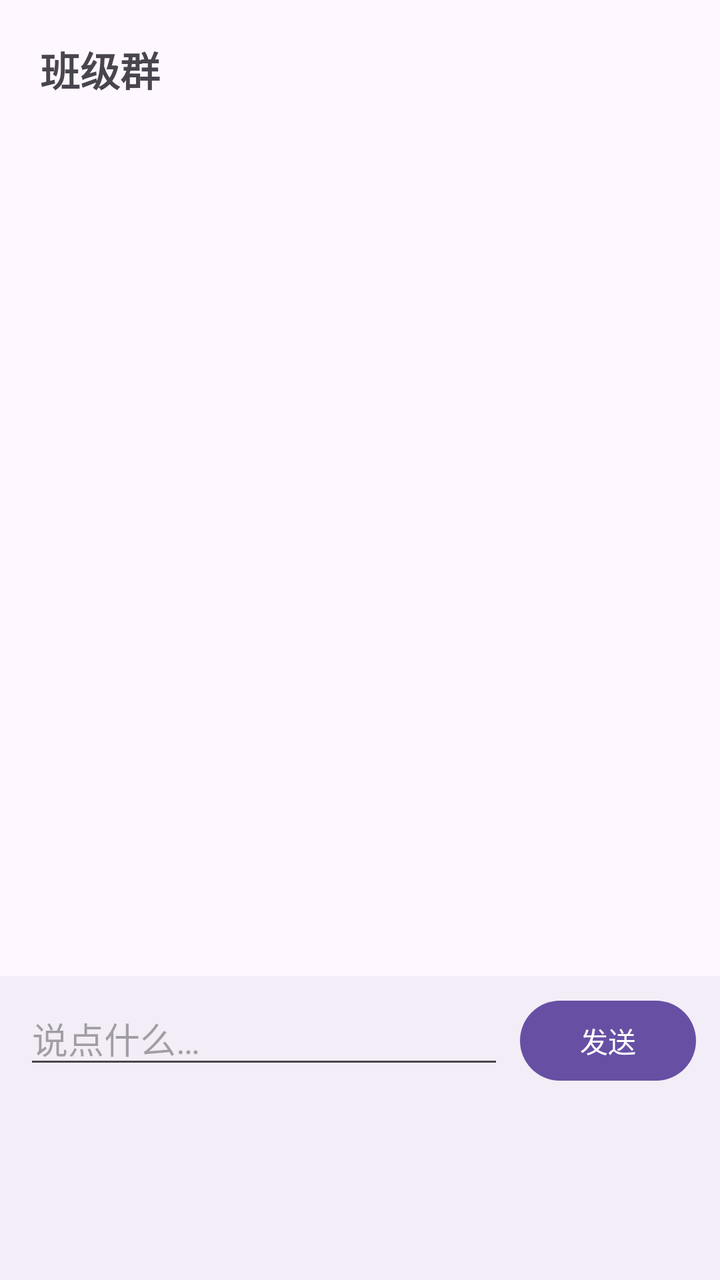
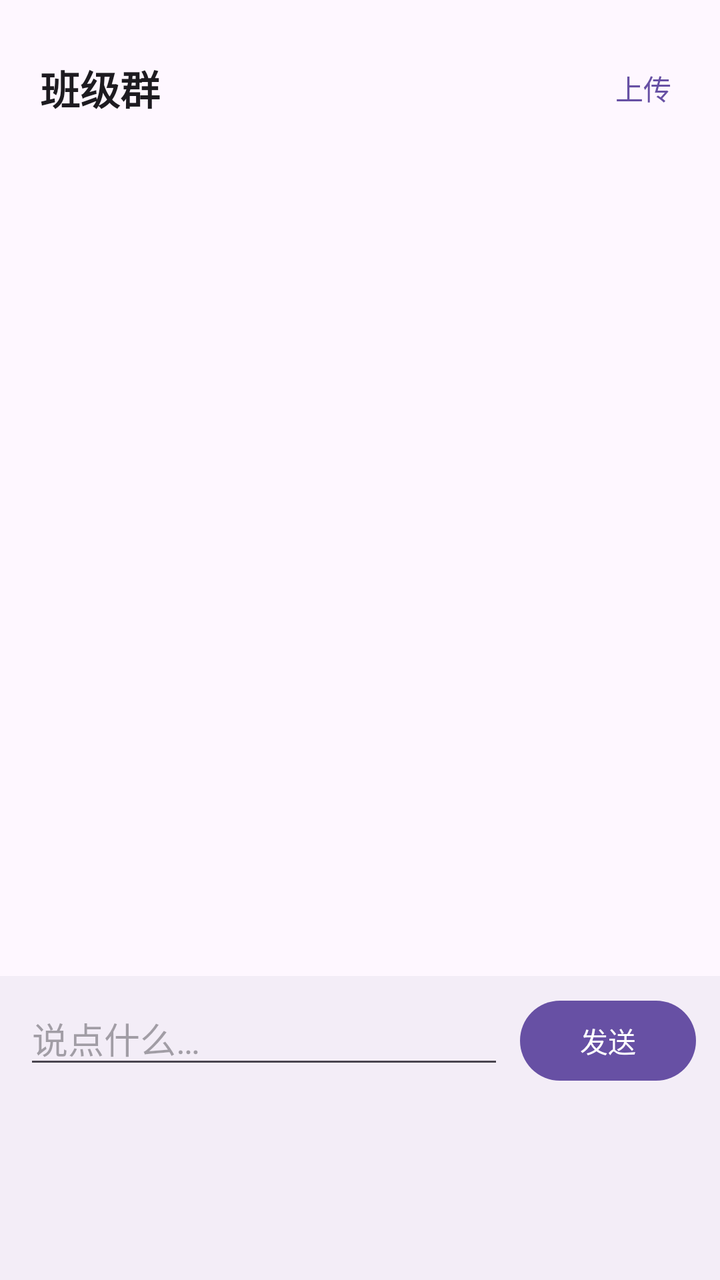

Two renders of the same Android screen: before a commit and after it. Below are the layout's source before the change and the commit's diff.
<!-- AndroidManifest.xml: application theme Theme.Keyou -->
<!-- res/layout/page_chat.xml -->
<?xml version="1.0" encoding="utf-8"?>
<LinearLayout xmlns:android="http://schemas.android.com/apk/res/android"
    android:layout_width="match_parent"
    android:layout_height="match_parent"
    android:orientation="vertical">

    <LinearLayout
        android:layout_width="match_parent"
        android:layout_height="wrap_content"
        android:orientation="vertical"
        android:paddingHorizontal="20dp"
        android:paddingTop="20dp"
        android:paddingBottom="8dp">

        <TextView
            android:layout_width="wrap_content"
            android:layout_height="wrap_content"
            android:text="@string/chat_title"
            android:textSize="20sp"
            android:textStyle="bold" />

    </LinearLayout>

    <androidx.recyclerview.widget.RecyclerView
        android:id="@+id/rv_messages"
        android:layout_width="match_parent"
        android:layout_height="0dp"
        android:layout_weight="1"
        android:clipToPadding="false"
        android:padding="16dp" />

    
    <LinearLayout
        android:layout_width="match_parent"
        android:layout_height="wrap_content"
        android:orientation="horizontal"
        android:paddingHorizontal="12dp"
        android:paddingTop="8dp"
        android:paddingBottom="96dp"
        android:background="?attr/colorSurfaceContainer">

        <EditText
            android:id="@+id/et_message"
            android:layout_width="0dp"
            android:layout_height="wrap_content"
            android:layout_weight="1"
            android:hint="@string/chat_input_hint"
            android:imeOptions="actionSend"
            android:inputType="text"
            android:maxLines="1"
            android:layout_marginEnd="8dp" />

        <Button
            android:id="@+id/btn_send"
            android:layout_width="wrap_content"
            android:layout_height="wrap_content"
            android:text="@string/chat_send" />
    </LinearLayout>

</LinearLayout>
<!-- resources referenced by this layout -->
<resources>
  <string name="chat_input_hint">说点什么…</string>
  <string name="chat_send">发送</string>
  <string name="chat_title">班级群</string>
  <style name="Theme.Keyou" parent="Theme.Material3.DayNight.NoActionBar" />
</resources>

<!-- the commit's change to res/layout/page_chat.xml (unified diff, before → after) -->
@@ -4,20 +4,33 @@
     android:layout_height="match_parent"
     android:orientation="vertical">
 
+    
     <LinearLayout
         android:layout_width="match_parent"
         android:layout_height="wrap_content"
-        android:orientation="vertical"
-        android:paddingHorizontal="20dp"
+        android:gravity="center_vertical"
+        android:orientation="horizontal"
+        android:paddingStart="20dp"
         android:paddingTop="20dp"
+        android:paddingEnd="12dp"
         android:paddingBottom="8dp">
 
         <TextView
+            android:layout_width="0dp"
+            android:layout_height="wrap_content"
+            android:layout_weight="1"
+            android:text="@string/chat_title"
+            android:textColor="?attr/colorOnSurface"
+            android:textSize="20sp"
+            android:textStyle="bold" />
+
+        <Button
+            android:id="@+id/btn_upload"
+            style="@style/Widget.Material3.Button.TextButton"
             android:layout_width="wrap_content"
             android:layout_height="wrap_content"
-            android:text="@string/chat_title"
-            android:textSize="20sp"
-            android:textStyle="bold" />
+            android:minWidth="0dp"
+            android:text="@string/chat_upload" />
 
     </LinearLayout>
 
<!-- resource entries referenced after the edit -->
@@ -3,6 +3,7 @@
   <string name="chat_input_hint">说点什么…</string>
   <string name="chat_send">发送</string>
   <string name="chat_title">班级群</string>
+  <string name="chat_upload">上传</string>
   <style name="Theme.Keyou" parent="Theme.Material3.DayNight.NoActionBar" />
 </resources>
 
